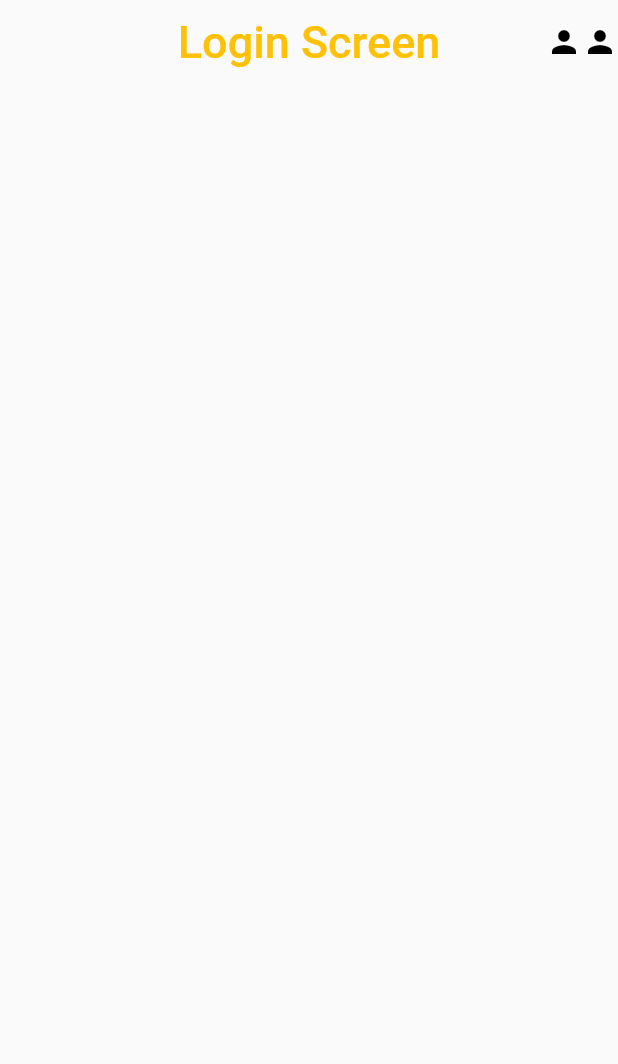
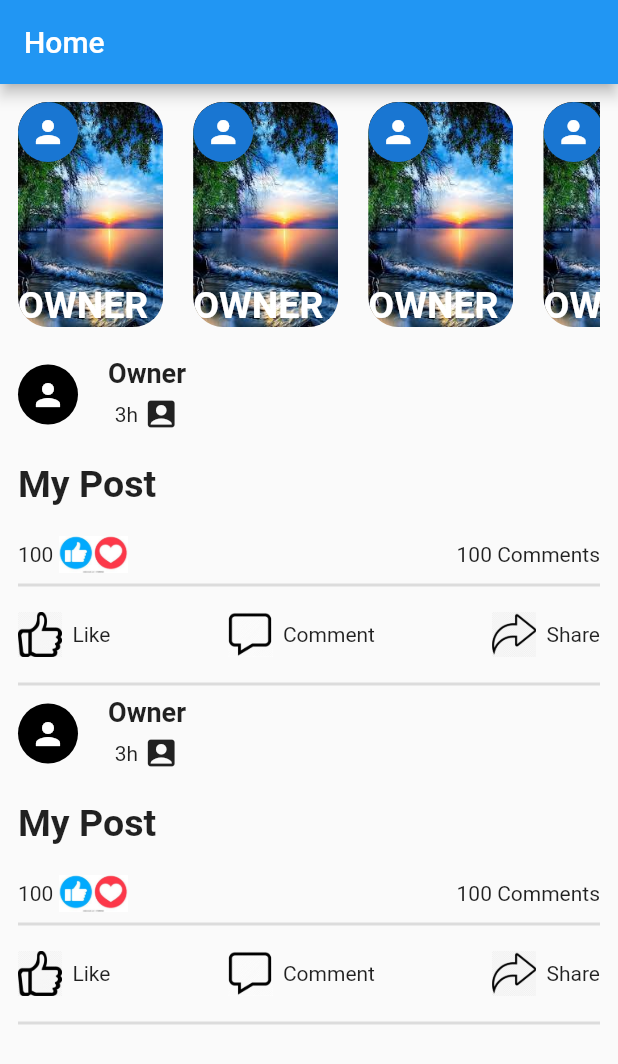
Before and after one commit to ZiadElsaadany/gdsc_instructor, a Flutter app: the screen it shows after launch, on a phone screen of 412 x 824 dp. Shown: the top 1064 px of the screen. Run offline on Flutter 3.47's test engine with Material 2 defaults, Android fonts, the phone set to English and light mode, and no system bars.

Commit message:
add facebook view

```diff
--- /dev/null
+++ b/lib/facebook_screen.dart
@@ -0,0 +1,520 @@
+import 'package:flutter/cupertino.dart';
+import 'package:flutter/material.dart';
+
+class FaceBookScreen extends StatelessWidget {
+  const FaceBookScreen({Key? key}) : super(key: key);
+
+  @override
+  Widget build(BuildContext context) {
+    return Scaffold(
+      appBar: AppBar(
+        title: Text("Home"),
+      ),
+      body: SingleChildScrollView(
+        physics: BouncingScrollPhysics(),
+        child: Padding(
+          padding: const EdgeInsets.all(12.0),
+          child: Column (
+            children: [
+              SingleChildScrollView(
+                scrollDirection: Axis.horizontal,
+                child: Row(
+                  children: [
+                    ClipRRect(
+                      borderRadius: BorderRadius.circular(20),
+                      child: Stack(
+
+                        children: [
+                          Image.asset("assets/images/facebookStory.jpg",
+                          height: 150,
+                          ),
+                          CircleAvatar(
+  child: Icon(Icons.person , color: Colors.white,),
+
+),
+                          Positioned(
+                            bottom: 0,
+                            child: Text("OWNER",
+                            textAlign: TextAlign.center,
+                            style: TextStyle(
+                              fontSize: 25,
+                  color: Colors.white,
+                              fontWeight: FontWeight.bold
+                            ),
+                            ),
+                          )
+
+                        ],
+                      ),
+                    ),
+                    SizedBox(
+                      width: 20,
+                    ),
+                    ClipRRect(
+                      borderRadius: BorderRadius.circular(20),
+                      child: Stack(
+
+                        children: [
+                          Image.asset("assets/images/facebookStory.jpg",
+                          height: 150,
+                          ),
+                          CircleAvatar(
+  child: Icon(Icons.person , color: Colors.white,),
+
+),
+                          Positioned(
+                            bottom: 0,
+                            child: Text("OWNER",
+                            textAlign: TextAlign.center,
+                            style: TextStyle(
+                              fontSize: 25,
+                  color: Colors.white,
+                              fontWeight: FontWeight.bold
+                            ),
+                            ),
+                          )
+
+                        ],
+                      ),
+                    ),
+                    SizedBox(
+                      width: 20,
+                    ),
+                    ClipRRect(
+                      borderRadius: BorderRadius.circular(20),
+                      child: Stack(
+
+                        children: [
+                          Image.asset("assets/images/facebookStory.jpg",
+                            height: 150,
+                          ),
+                          CircleAvatar(
+                            child: Icon(Icons.person , color: Colors.white,),
+
+                          ),
+                          Positioned(
+                            bottom: 0,
+                            child: Text("OWNER",
+                              textAlign: TextAlign.center,
+                              style: TextStyle(
+                                  fontSize: 25,
+                                  color: Colors.white,
+                                  fontWeight: FontWeight.bold
+                              ),
+                            ),
+                          )
+
+                        ],
+                      ),
+                    ),
+                    SizedBox(
+                      width: 20,
+                    ),
+                    ClipRRect(
+                      borderRadius: BorderRadius.circular(20),
+                      child: Stack(
+
+                        children: [
+                          Image.asset("assets/images/facebookStory.jpg",
+                            height: 150,
+                          ),
+                          CircleAvatar(
+                            child: Icon(Icons.person , color: Colors.white,),
+
+                          ),
+                          Positioned(
+                            bottom: 0,
+                            child: Text("OWNER",
+                              textAlign: TextAlign.center,
+                              style: TextStyle(
+                                  fontSize: 25,
+                                  color: Colors.white,
+                                  fontWeight: FontWeight.bold
+                              ),
+                            ),
+                          )
+
+                        ],
+                      ),
+                    ),
+                    SizedBox(
+                      width: 20,
+                    ),
+                    ClipRRect(
+                      borderRadius: BorderRadius.circular(20),
+                      child: Stack(
+
+                        children: [
+                          Image.asset("assets/images/facebookStory.jpg",
+                            height: 150,
+                          ),
+                          CircleAvatar(
+                            child: Icon(Icons.person , color: Colors.white,),
+
+                          ),
+                          Positioned(
+                            bottom: 0,
+                            child: Text("OWNER",
+                              textAlign: TextAlign.center,
+                              style: TextStyle(
+                                  fontSize: 25,
+                                  color: Colors.white,
+                                  fontWeight: FontWeight.bold
+                              ),
+                            ),
+                          )
+
+                        ],
+                      ),
+                    ),
+                    SizedBox(
+                      width: 20,
+                    ),
+                    ClipRRect(
+                      borderRadius: BorderRadius.circular(20),
+                      child: Stack(
+
+                        children: [
+                          Image.asset("assets/images/facebookStory.jpg",
+                            height: 150,
+                          ),
+                          CircleAvatar(
+                            child: Icon(Icons.person , color: Colors.white,),
+
+                          ),
+                          Positioned(
+                            bottom: 0,
+                            child: Text("OWNER",
+                              textAlign: TextAlign.center,
+                              style: TextStyle(
+                                  fontSize: 25,
+                                  color: Colors.white,
+                                  fontWeight: FontWeight.bold
+                              ),
+                            ),
+                          )
+
+                        ],
+                      ),
+                    ),
+                    SizedBox(
+                      width: 20,
+                    ),
+                    ClipRRect(
+                      borderRadius: BorderRadius.circular(20),
+                      child: Stack(
+
+                        children: [
+                          Image.asset("assets/images/facebookStory.jpg",
+                            height: 150,
+                          ),
+                          CircleAvatar(
+                            child: Icon(Icons.person , color: Colors.white,),
+
+                          ),
+                          Positioned(
+                            bottom: 0,
+                            child: Text("OWNER",
+                              textAlign: TextAlign.center,
+                              style: TextStyle(
+                                  fontSize: 25,
+                                  color: Colors.white,
+                                  fontWeight: FontWeight.bold
+                              ),
+                            ),
+                          )
+
+                        ],
+                      ),
+                    ),
+                    SizedBox(
+                      width: 20,
+                    ),
+                    ClipRRect(
+                      borderRadius: BorderRadius.circular(20),
+                      child: Stack(
+
+                        children: [
+                          Image.asset("assets/images/facebookStory.jpg",
+                            height: 150,
+                          ),
+                          CircleAvatar(
+                            child: Icon(Icons.person , color: Colors.white,),
+
+                          ),
+                          Positioned(
+                            bottom: 0,
+                            child: Text("OWNER",
+                              textAlign: TextAlign.center,
+                              style: TextStyle(
+                                  fontSize: 25,
+                                  color: Colors.white,
+                                  fontWeight: FontWeight.bold
+                              ),
+                            ),
+                          )
+
+                        ],
+                      ),
+                    ),
+                    SizedBox(
+                      width: 20,
+                    ),
+                    ClipRRect(
+                      borderRadius: BorderRadius.circular(20),
+                      child: Stack(
+
+                        children: [
+                          Image.asset("assets/images/facebookStory.jpg",
+                            height: 150,
+                          ),
+                          CircleAvatar(
+                            child: Icon(Icons.person , color: Colors.white,),
+
+                          ),
+                          Positioned(
+                            bottom: 0,
+                            child: Text("OWNER",
+                              textAlign: TextAlign.center,
+                              style: TextStyle(
+                                  fontSize: 25,
+                                  color: Colors.white,
+                                  fontWeight: FontWeight.bold
+                              ),
+                            ),
+                          )
+
+                        ],
+                      ),
+                    ),
+                    SizedBox(
+                      width: 20,
+                    ),
+                    ClipRRect(
+                      borderRadius: BorderRadius.circular(20),
+                      child: Stack(
+
+                        children: [
+                          Image.asset("assets/images/facebookStory.jpg",
+                            height: 150,
+                          ),
+                          CircleAvatar(
+                            child: Icon(Icons.person , color: Colors.white,),
+
+                          ),
+                          Positioned(
+                            bottom: 0,
+                            child: Text("OWNER",
+                              textAlign: TextAlign.center,
+                              style: TextStyle(
+                                  fontSize: 25,
+                                  color: Colors.white,
+                                  fontWeight: FontWeight.bold
+                              ),
+                            ),
+                          )
+
+                        ],
+                      ),
+                    ),
+
+                  ],
+                ),
+              ) ,
+SizedBox(
+  height: 20,
+),
+
+              Row(
+                children: [
+                  CircleAvatar(
+                    child: Icon(Icons.person, color: Colors.white,),
+                    backgroundColor: Colors.black,
+                  ),
+                  SizedBox(
+
+                    width: 20,
+                  ),
+                  Column(
+                    children: [
+                      Text("Owner",
+                      style: TextStyle(
+                        fontWeight: FontWeight.bold,
+                        fontSize: 18
+                      ),
+                      ),
+                      SizedBox(
+                        height: 5,
+                      ),
+                      Row(
+                        children: [
+                          Text("3h "),
+                          Icon(Icons.account_box)
+                        ],
+                      )
+                    ],
+                  )
+                ],
+              ),
+              SizedBox(
+                 height: 20,
+              ),
+              Align(
+                alignment: Alignment.centerLeft,
+                child: Text("My Post",
+                  style: TextStyle(
+                    fontWeight: FontWeight.bold,
+                    fontSize: 25
+                  ),
+                ),
+              ),
+              SizedBox(
+                height: 20,
+              ),
+              Row(
+                mainAxisAlignment: MainAxisAlignment.spaceBetween,
+                children: [
+                Text("100 "),
+                Image.asset("assets/images/like.jpg",
+                  height: 25,),
+                  Spacer(),
+                  Text("100 Comments")
+
+                ],
+              ),
+              Divider(
+                thickness: 2 ,
+              ),
+              SizedBox(
+                height: 10,
+              ),
+              Row(
+                children: [
+                 Image.asset("assets/images/singleLike.jpg",
+                 height: 30,
+                 ),
+                 Text("  Like")  ,
+                 Spacer( ),
+                 Image.asset("assets/images/comment.jpg",
+                 height: 30,
+                 ),
+                  Text("  Comment"),
+                  Spacer( ),
+
+
+                  Image.asset("assets/images/share.png",
+                 height: 30,
+                 ),
+                  Text("  Share"),
+
+                ],
+              ),
+              SizedBox(
+                height: 10,
+              ),
+
+
+              Divider(
+                thickness: 2 ,
+              ),
+              Row(
+                children: [
+                  CircleAvatar(
+                    child: Icon(Icons.person, color: Colors.white,),
+                    backgroundColor: Colors.black,
+                  ),
+                  SizedBox(
+
+                    width: 20,
+                  ),
+                  Column(
+                    children: [
+                      Text("Owner",
+                        style: TextStyle(
+                            fontWeight: FontWeight.bold,
+                            fontSize: 18
+                        ),
+                      ),
+                      SizedBox(
+                        height: 5,
+                      ),
+                      Row(
+                        children: [
+                          Text("3h "),
+                          Icon(Icons.account_box)
+                        ],
+                      )
+                    ],
+                  )
+                ],
+              ),
+              SizedBox(
+                height: 20,
+              ),
+              Align(
+                alignment: Alignment.centerLeft,
+                child: Text("My Post",
+                  style: TextStyle(
+                      fontWeight: FontWeight.bold,
+                      fontSize: 25
+                  ),
+                ),
+              ),
+              SizedBox(
+                height: 20,
+              ),
+              Row(
+                mainAxisAlignment: MainAxisAlignment.spaceBetween,
+                children: [
+                  Text("100 "),
+                  Image.asset("assets/images/like.jpg",
+                    height: 25,),
+                  Spacer(),
+                  Text("100 Comments")
+
+                ],
+              ),
+              Divider(
+                thickness: 2 ,
+              ),
+              SizedBox(
+                height: 10,
+              ),
+              Row(
+                children: [
+                  Image.asset("assets/images/singleLike.jpg",
+                    height: 30,
+                  ),
+                  Text("  Like")  ,
+                  Spacer( ),
+                  Image.asset("assets/images/comment.jpg",
+                    height: 30,
+                  ),
+                  Text("  Comment"),
+                  Spacer( ),
+
+
+                  Image.asset("assets/images/share.png",
+                    height: 30,
+                  ),
+                  Text("  Share"),
+
+                ],
+              ),
+              SizedBox(
+                height: 10,
+              ),
+
+              Divider(
+                thickness: 2 ,
+              ),
+
+
+
+            ],
+          ),
+        ),
+      ),
+    );
+  }
+}
--- a/lib/main.dart
+++ b/lib/main.dart
@@ -1,37 +1,8 @@
 import 'package:flutter/material.dart';
+import 'package:gdsc_instr_sessions/facebook_screen.dart';
 void main( ) {
  runApp(
-    MaterialApp(
-      home: Scaffold(
-       appBar: AppBar(
-         centerTitle: true,
-         elevation: 0,
-
-         foregroundColor: Colors.black,
-         backgroundColor: Colors.transparent,
-      // leading: Icon(Icons.home),
-      title: Text(
-        "Login Screen",
-        style: TextStyle(
-          fontSize: 30,
-          color: Colors.amber,
-        ),
-      ),
-      actions: [
-        Icon(
-          Icons.person,
-       ) ,
-        Icon(
-            Icons.person
-        ) ,
-      ],
-
-    ),
-
-      ),
-      debugShowCheckedModeBanner: false,
-
-    )
+    MyApp()
   );
 
 //
@@ -40,6 +11,14 @@ void main( ) {
 
 
 
+class MyApp extends StatelessWidget {
+  const MyApp({Key? key}) : super(key: key);
 
-// StatelessWidget
-// StatefulWidget
+  @override
+  Widget build(BuildContext context) {
+    return const MaterialApp(
+      home:FaceBookScreen() ,
+
+    );
+  }
+}
--- a/pubspec.yaml
+++ b/pubspec.yaml
@@ -59,9 +59,8 @@ flutter:
   uses-material-design: true
 
   # To add assets to your application, add an assets section, like this:
-  # assets:
-  #   - images/a_dot_burr.jpeg
-  #   - images/a_dot_ham.jpeg
+  assets:
+   - assets/images/
 
   # An image asset can refer to one or more resolution-specific "variants", see
   # https://flutter.dev/assets-and-images/#resolution-aware
```
Also changed, not shown: assets/images/comment.jpg (added), assets/images/facebookStory.jpg (added), assets/images/like.jpg (added), assets/images/share.png (added), assets/images/singleLike.jpg (added).
